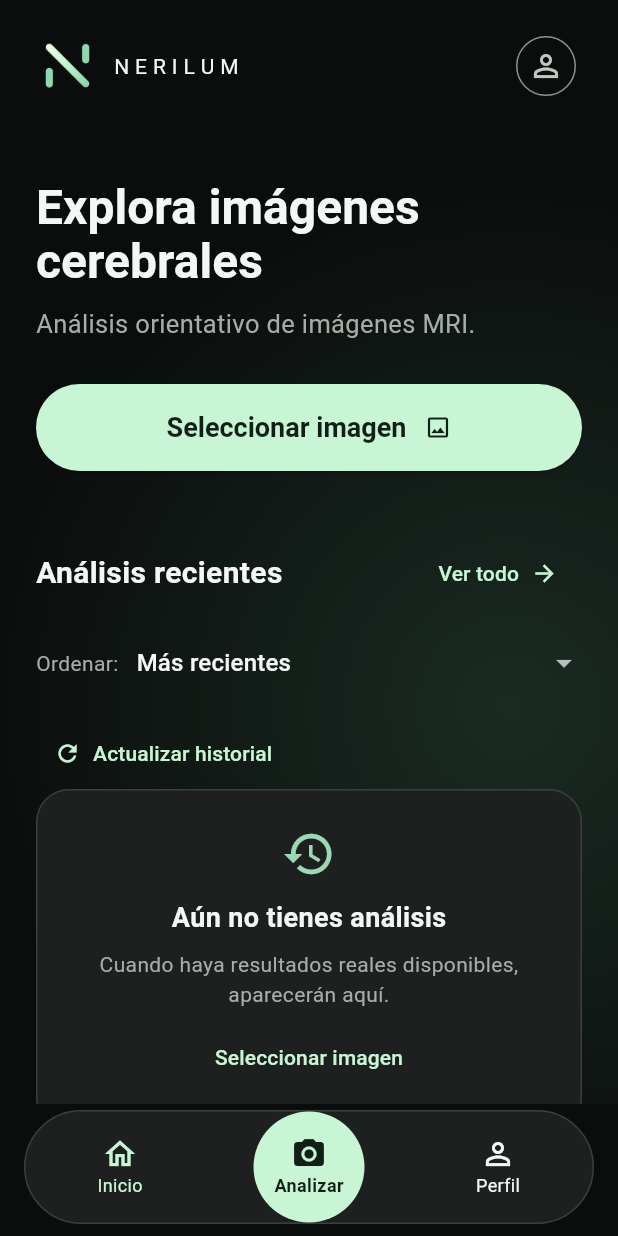
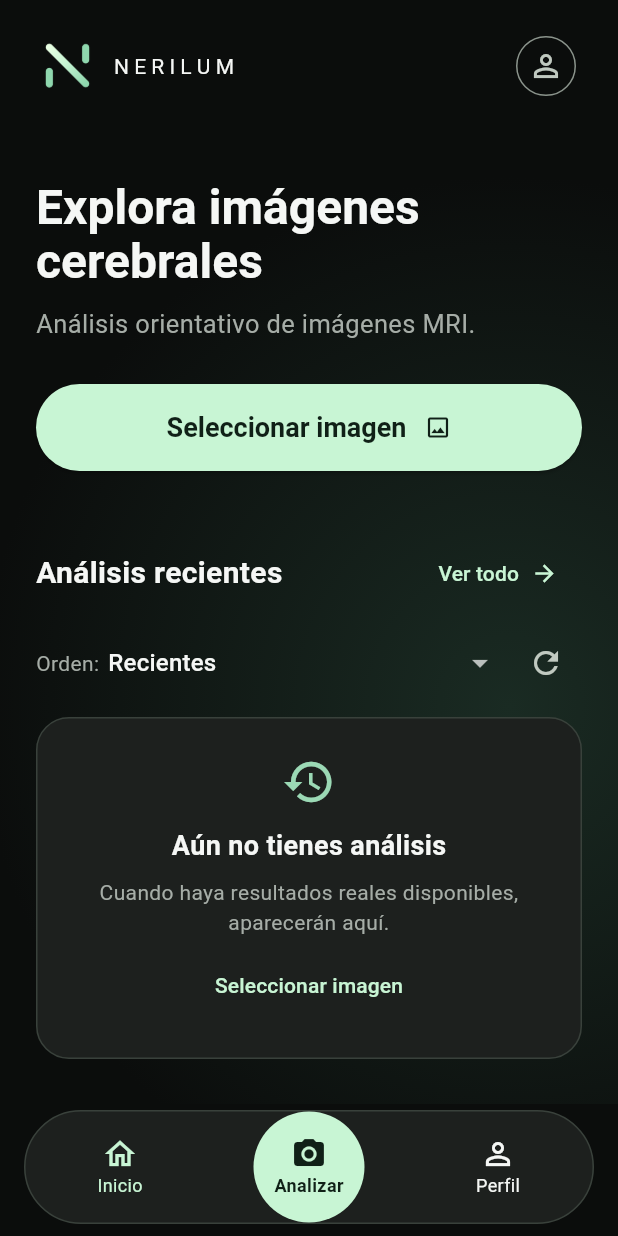
Before and after one commit to AndreBN14/Nerilum-TCSM, a Flutter app: the AppShell screen opened by its route, on a phone screen of 412 x 824 dp. Run offline on Flutter 3.47's test engine with Material 3 defaults, Android fonts, the phone set to English and light mode, and no system bars; our stand-ins replace connectivity_plus, file_picker, flutter_secure_storage, pdf, printing, shared_preferences and 3 more; missing offline and left inert: cryptography; accounts and stored records are empty.

Commit message:
Cambios en mensajes y disposiciones en las vistas

```diff
--- a/frontend/lib/presentation/viewmodels/main_view_model.dart
+++ b/frontend/lib/presentation/viewmodels/main_view_model.dart
@@ -208,10 +208,12 @@ class MainViewModel extends ChangeNotifier {
     } on AnalysisUnavailable catch (failure) {
       if (_disposed || session != _sessionVersion) return;
       error = failure.message;
-    } on AnalysisNetworkFailure catch (failure) {
+    } on AnalysisNetworkFailure {
       if (_disposed || session != _sessionVersion) return;
-      error = failure.message;
       canQueueImage = pendingRepository != null;
+      error = canQueueImage
+          ? 'No se pudo completar la conexión. Inténtalo más tarde o guarda la imagen como pendiente.'
+          : 'No se pudo completar la conexión. Inténtalo más tarde.';
     } on AnalysisFailure catch (failure) {
       if (_disposed || session != _sessionVersion) return;
       error = failure.message;
--- a/frontend/lib/presentation/views/home_view.dart
+++ b/frontend/lib/presentation/views/home_view.dart
@@ -40,7 +40,8 @@ class HomeView extends StatelessWidget {
       child: ListView(
         padding: const EdgeInsets.fromLTRB(24, 20, 24, 30),
         children: [
-          Row(
+          LayoutBuilder(
+            builder: (context, constraints) => Row(
               children: [
                 Image.asset(
                   'assets/nerilum-mark-512.png',
@@ -52,7 +53,13 @@ class HomeView extends StatelessWidget {
                   colorBlendMode: BlendMode.srcIn,
                 ),
                 const SizedBox(width: 10),
-              const Text('N E R I L U M', style: TextStyle(fontSize: 14)),
+                Text(
+                  constraints.maxWidth < 300 ? 'NERILUM' : 'N E R I L U M',
+                  style: TextStyle(
+                    fontSize: 14,
+                    letterSpacing: constraints.maxWidth < 300 ? 2 : 0,
+                  ),
+                ),
                 const Spacer(),
                 IconButton.outlined(
                   tooltip: 'Mi perfil',
@@ -60,6 +67,7 @@ class HomeView extends StatelessWidget {
                   icon: const Icon(Icons.person_outline),
                 ),
               ],
+            ),
           ),
           const SizedBox(height: 52),
           Text(
@@ -79,7 +87,8 @@ class HomeView extends StatelessWidget {
             onPressed: onSelectImage,
           ),
           const SizedBox(height: 44),
-          Row(
+          LayoutBuilder(
+            builder: (context, constraints) => Row(
               children: [
                 const Expanded(
                   child: Text(
@@ -87,6 +96,12 @@ class HomeView extends StatelessWidget {
                     style: TextStyle(fontSize: 20, fontWeight: FontWeight.w600),
                   ),
                 ),
+                if (constraints.maxWidth < 300)
+                  TextButton(
+                    onPressed: onHistory,
+                    child: const Text('Ver todo'),
+                  )
+                else
                   TextButton.icon(
                     onPressed: onHistory,
                     label: const Text('Ver todo'),
@@ -95,8 +110,27 @@ class HomeView extends StatelessWidget {
                   ),
               ],
             ),
+          ),
           const SizedBox(height: 12),
-          HistorySortControl(value: historySort, onChanged: onSortChanged),
+          Row(
+            children: [
+              Expanded(
+                child: HistorySortControl(
+                  value: historySort,
+                  onChanged: onSortChanged,
+                  compact: true,
+                ),
+              ),
+              const SizedBox(width: 8),
+              IconButton(
+                tooltip: historyError == null
+                    ? 'Actualizar historial'
+                    : 'Reintentar historial',
+                onPressed: historyLoading ? null : onRefreshHistory,
+                icon: const Icon(Icons.refresh),
+              ),
+            ],
+          ),
           if (analyses.any((record) => record.isDemo)) ...[
             const SizedBox(height: 6),
             const DemoHistoryNotice(),
@@ -106,6 +140,7 @@ class HomeView extends StatelessWidget {
             loading: historyLoading,
             error: historyError,
             onRetry: onRefreshHistory,
+            showRetryButton: false,
           ),
           if (analyses.isEmpty && !historyLoading && historyError == null)
             EmptyHistory(onSelect: onSelectImage)
--- a/frontend/lib/presentation/widgets/history_sort_control.dart
+++ b/frontend/lib/presentation/widgets/history_sort_control.dart
@@ -8,24 +8,48 @@ class HistorySortControl extends StatelessWidget {
     super.key,
     required this.value,
     required this.onChanged,
+    this.compact = false,
   });
 
   final HistorySort value;
   final ValueChanged<HistorySort> onChanged;
+  final bool compact;
 
   @override
   Widget build(BuildContext context) {
     final colors = NerilumPalette.of(context);
     return Row(
       children: [
-        Text('Ordenar:', style: TextStyle(color: colors.textSecondary)),
-        const SizedBox(width: 12),
+        Text(
+          compact ? 'Orden:' : 'Ordenar:',
+          style: TextStyle(color: colors.textSecondary),
+        ),
+        SizedBox(width: compact ? 6 : 12),
         Expanded(
           child: DropdownButton<HistorySort>(
             value: value,
             isExpanded: true,
             underline: const SizedBox.shrink(),
-            items: const [
+            items: compact
+                ? const [
+                    DropdownMenuItem(
+                      value: HistorySort.newest,
+                      child: Text('Recientes'),
+                    ),
+                    DropdownMenuItem(
+                      value: HistorySort.oldest,
+                      child: Text('Antiguos'),
+                    ),
+                    DropdownMenuItem(
+                      value: HistorySort.nameAZ,
+                      child: Text('Nombre A-Z'),
+                    ),
+                    DropdownMenuItem(
+                      value: HistorySort.probability,
+                      child: Text('Puntuación'),
+                    ),
+                  ]
+                : const [
                     DropdownMenuItem(
                       value: HistorySort.newest,
                       child: Text('Más recientes'),
--- a/frontend/lib/presentation/widgets/history_status.dart
+++ b/frontend/lib/presentation/widgets/history_status.dart
@@ -6,11 +6,13 @@ class HistoryStatus extends StatelessWidget {
     required this.loading,
     required this.error,
     required this.onRetry,
+    this.showRetryButton = true,
   });
 
   final bool loading;
   final String? error;
   final VoidCallback onRetry;
+  final bool showRetryButton;
 
   @override
   Widget build(BuildContext context) {
@@ -30,6 +32,7 @@ class HistoryStatus extends StatelessWidget {
         ),
       );
     }
+    if (!showRetryButton && error == null) return const SizedBox.shrink();
     return Column(
       crossAxisAlignment: CrossAxisAlignment.start,
       children: [
@@ -41,6 +44,7 @@ class HistoryStatus extends StatelessWidget {
               style: TextStyle(color: Theme.of(context).colorScheme.error),
             ),
           ),
+        if (showRetryButton)
           TextButton.icon(
             onPressed: onRetry,
             icon: const Icon(Icons.refresh),
```
Also changed, not shown: 4 other files. Lines whose indentation alone changed are shown as unchanged.
